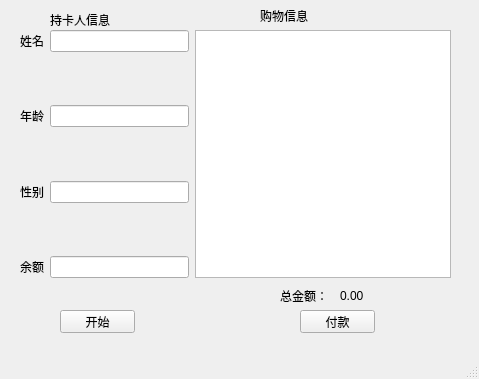
thishzw/Rfid, file client.ui: the form before one commit.
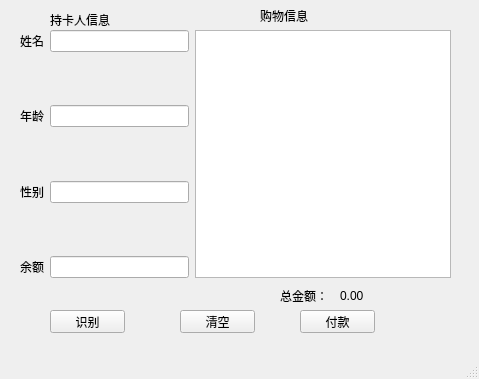
The form after the commit.

Patch:
```diff
--- a/client.ui
+++ b/client.ui
@@ -17,14 +17,14 @@
    <widget class="QPushButton" name="pushButton">
     <property name="geometry">
      <rect>
-      <x>60</x>
+      <x>50</x>
       <y>310</y>
       <width>75</width>
       <height>23</height>
      </rect>
     </property>
     <property name="text">
-     <string>开始</string>
+     <string>识别</string>
     </property>
    </widget>
    <widget class="QPushButton" name="pushButton_2">
@@ -92,7 +92,7 @@
      <string>0.00</string>
     </property>
    </widget>
-   <widget class="QWidget" name="">
+   <widget class="QWidget" name="layoutWidget">
     <property name="geometry">
      <rect>
       <x>20</x>
@@ -226,6 +226,19 @@
      </item>
     </layout>
    </widget>
+   <widget class="QPushButton" name="pushButton_3">
+    <property name="geometry">
+     <rect>
+      <x>180</x>
+      <y>310</y>
+      <width>75</width>
+      <height>23</height>
+     </rect>
+    </property>
+    <property name="text">
+     <string>清空</string>
+    </property>
+   </widget>
   </widget>
   <widget class="QMenuBar" name="menubar">
    <property name="geometry">
```
